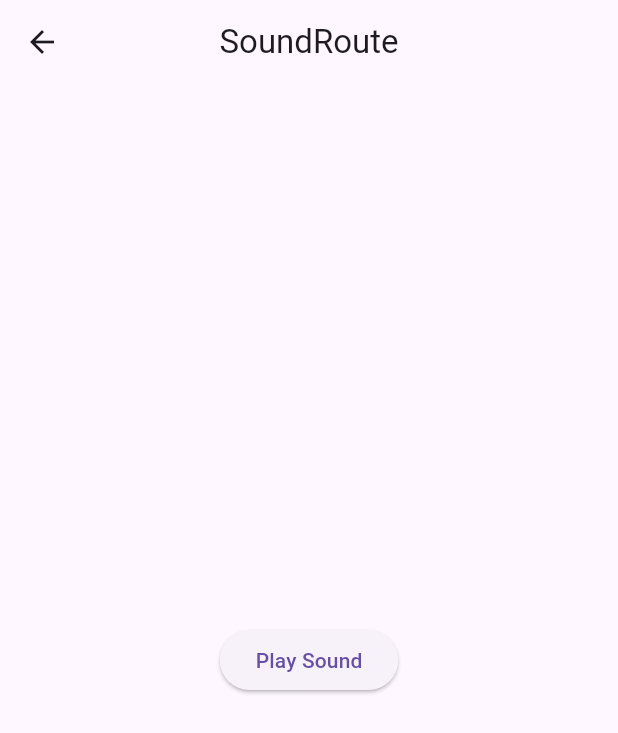
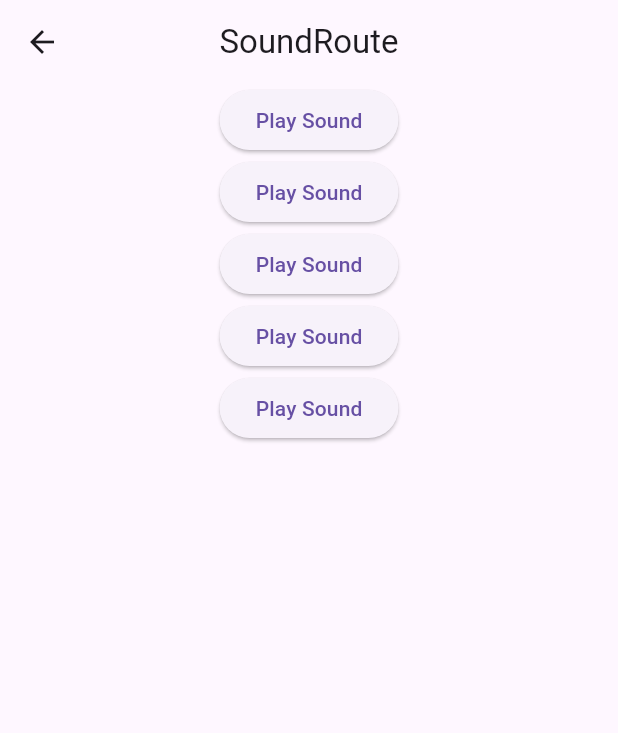
Before and after one commit to Lee180102/flutter_demo, a Flutter app: the SoundRoute screen opened directly, after a tap on "Play Sound", on a phone screen of 412 x 824 dp. Shown: the top 733 px of the screen. Run offline on Flutter 3.47's test engine with Material 3 defaults, Android fonts, the phone set to English and light mode, and no system bars; our stand-ins replace image_picker, path_drawing, signature.

Commit message:
铃声、震动重复。

```diff
--- a/lib/channel/sound_channel/sound_channel.dart
+++ b/lib/channel/sound_channel/sound_channel.dart
@@ -10,9 +10,9 @@ class SoundChannel {
   }
 
   // 调用播放音频的方法
-  static Future<void> playSound(String soundPath) async {
+  static Future<void> playSound(String soundPath, bool loop) async {
     try {
-      await _soundChannel.invokeMethod('playSound', soundPath);
+      await _soundChannel.invokeMethod('playSound', {'path':soundPath,'loop': loop});
     } on PlatformException catch (e) {
       print("Failed to play sound: '${e.message}'.");
     }
--- a/lib/channel/sound_channel/sound_route.dart
+++ b/lib/channel/sound_channel/sound_route.dart
@@ -23,12 +23,40 @@ class SoundRouteState extends State<SoundRoute> {
         centerTitle: true,
       ),
       body: Center(
-        child: ElevatedButton(
-          child: Text('Play Sound'),
-          onPressed: () {
-            SoundChannel.playSound("assets/sound/alert.mp3"); // 传递音频路径
-          },
-        ),
+        child: Column(
+          children: <Widget>[
+            ElevatedButton(
+              child: Text('Play Sound'),
+              onPressed: () {
+                SoundChannel.playSound("assets/sound/alert.mp3",true); // 传递音频路径
+              },
+            ),
+            ElevatedButton(
+              child: Text('Play Sound'),
+              onPressed: () {
+                SoundChannel.playSound("assets/sound/InspiringEpicCinematic.mp3",true); // 传递音频路径
+              },
+            ),
+            ElevatedButton(
+              child: Text('Play Sound'),
+              onPressed: () {
+                SoundChannel.playSound("assets/sound/SummerUpbeatMotivational.mp3",true); // 传递音频路径
+              },
+            ),
+            ElevatedButton(
+              child: Text('Play Sound'),
+              onPressed: () {
+                SoundChannel.playSound("assets/sound/TravelUpbeatHappyFunBackgroundMusicForVideos.mp3",true); // 传递音频路径
+              },
+            ),
+            ElevatedButton(
+              child: Text('Play Sound'),
+              onPressed: () {
+                SoundChannel.playSound("assets/sound/UpbeatHappyFunTravelBackgroundMusicForVideos.mp3",true); // 传递音频路径
+              },
+            ),
+          ]
+        )
       ),
     );
   }
--- a/lib/channel/vibration_channel/vibration_route.dart
+++ b/lib/channel/vibration_channel/vibration_route.dart
@@ -36,7 +36,7 @@ class _VibrationRouteState extends State<VibrationRoute> {
                 500,
                 1000
               ]; // 延迟0ms，震动1秒，暂停0.5秒，再震动1秒
-              VibrationChannel.rhythmVibrate(pattern); // 调用震动
+              VibrationChannel.rhythmVibrate(pattern, true); // 调用震动
             },
             child: Text('Vibrate'),
           ),
--- a/pubspec.yaml
+++ b/pubspec.yaml
@@ -56,6 +56,10 @@ flutter:
   assets:
     - assets/images/avatar.png
     - assets/sound/alert.mp3
+    - assets/sound/InspiringEpicCinematic.mp3
+    - assets/sound/SummerUpbeatMotivational.mp3
+    - assets/sound/TravelUpbeatHappyFunBackgroundMusicForVideos.mp3
+    - assets/sound/UpbeatHappyFunTravelBackgroundMusicForVideos.mp3
   # An image asset can refer to one or more resolution-specific "variants", see
   # https://flutter.dev/assets-and-images/#resolution-aware.
 
```
Also changed, not shown: lib/channel/vibration_channel/vibration_channel.dart (+5 -2 lines), lib/demo/countdown_app/countdown_app.dart (+6 -18 lines), 6 other files.
